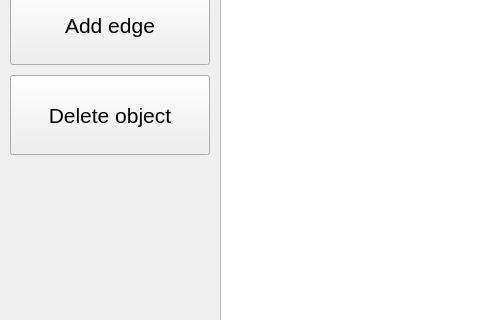
Old version of the form Sem_2/Labs/graph/GraphGenerator/graphgenerator.ui in the repository Meidori/PSTU_Labs_2023; both pictures show x 0 to 480 and y 115 to 435 of the 800 by 600 pixel window.
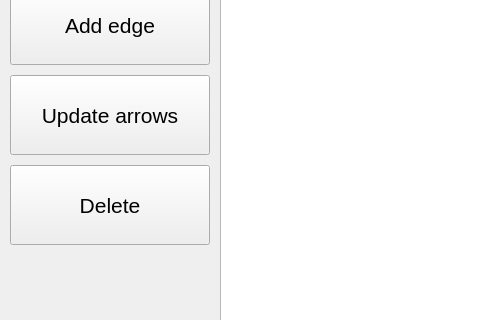
New version of the form.

The edit to the form file:
```diff
--- a/Sem_2/Labs/graph/GraphGenerator/graphgenerator.ui
+++ b/Sem_2/Labs/graph/GraphGenerator/graphgenerator.ui
@@ -65,7 +65,7 @@
      </font>
     </property>
     <property name="text">
-     <string>Delete object</string>
+     <string>Update arrows</string>
     </property>
    </widget>
    <widget class="QGraphicsView" name="printGraph">
@@ -78,6 +78,24 @@
      </rect>
     </property>
    </widget>
+   <widget class="QPushButton" name="deleteBtn">
+    <property name="geometry">
+     <rect>
+      <x>10</x>
+      <y>280</y>
+      <width>200</width>
+      <height>80</height>
+     </rect>
+    </property>
+    <property name="font">
+     <font>
+      <pointsize>16</pointsize>
+     </font>
+    </property>
+    <property name="text">
+     <string>Delete</string>
+    </property>
+   </widget>
   </widget>
   <widget class="QMenuBar" name="menubar">
    <property name="geometry">
```
Left out of the diff: 2 changed lines with no effect on the pictures.
